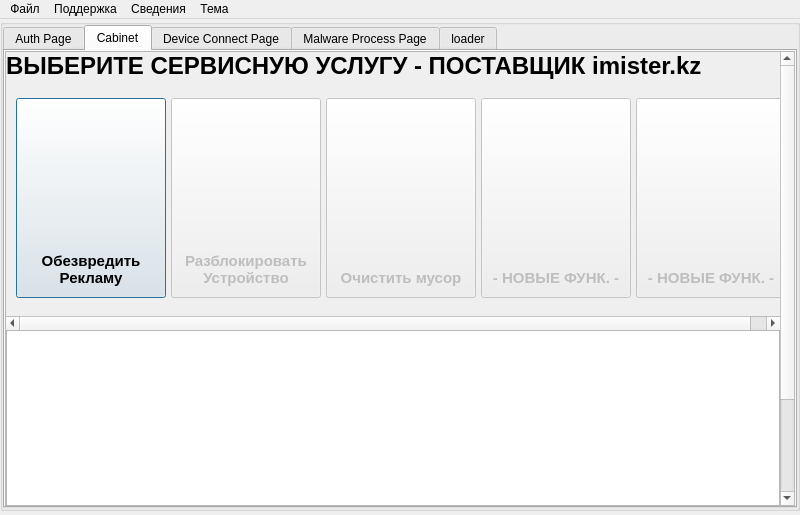
Old version of the form ui/mainwindow.ui in the repository badcast/adskiller.
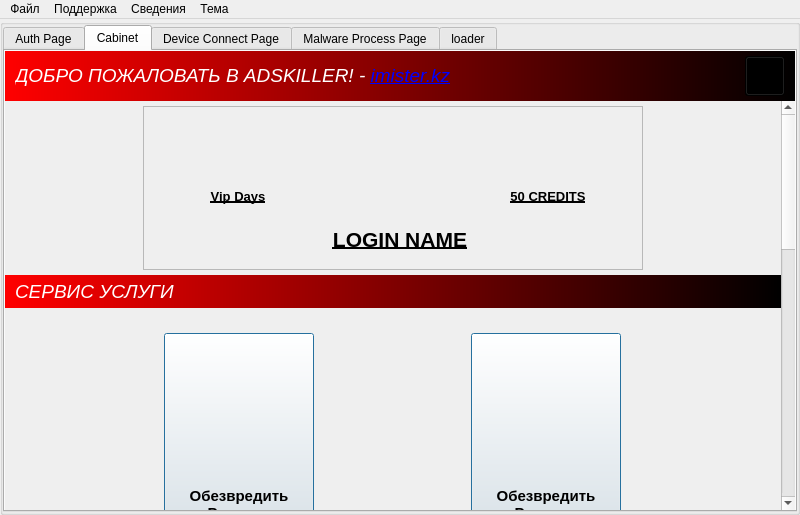
New version of the form. The open tabs and pages were chosen to show the change. Icons and pictures are not drawn.

Diff of the .ui file:
```diff
--- a/ui/mainwindow.ui
+++ b/ui/mainwindow.ui
@@ -25,12 +25,6 @@
     <height>515</height>
    </size>
   </property>
-  <property name="maximumSize">
-   <size>
-    <width>800</width>
-    <height>515</height>
-   </size>
-  </property>
   <property name="windowTitle">
    <string>Ads Mobile Killer</string>
   </property>
@@ -42,14 +36,26 @@
    <string notr="true"/>
   </property>
   <widget class="QWidget" name="centralwidget">
+   <layout class="QGridLayout" name="gridLayout">
+    <property name="leftMargin">
+     <number>0</number>
+    </property>
+    <property name="topMargin">
+     <number>0</number>
+    </property>
+    <property name="rightMargin">
+     <number>0</number>
+    </property>
+    <property name="bottomMargin">
+     <number>0</number>
+    </property>
+    <item row="0" column="0">
    <widget class="QGroupBox" name="contentLayout">
-    <property name="geometry">
-     <rect>
-      <x>0</x>
-      <y>0</y>
-      <width>800</width>
-      <height>492</height>
-     </rect>
+      <property name="flat">
+       <bool>false</bool>
+      </property>
+      <property name="checkable">
+       <bool>false</bool>
     </property>
     <layout class="QGridLayout" name="_2">
      <property name="leftMargin">
@@ -212,14 +218,23 @@
          <property name="spacing">
           <number>0</number>
          </property>
-         <item row="0" column="0">
+           <item row="1" column="0">
           <widget class="QScrollArea" name="scrollArea_3">
+             <property name="frameShape">
+              <enum>QFrame::Shape::NoFrame</enum>
+             </property>
+             <property name="frameShadow">
+              <enum>QFrame::Shadow::Raised</enum>
+             </property>
            <property name="verticalScrollBarPolicy">
-            <enum>Qt::ScrollBarPolicy::ScrollBarAlwaysOn</enum>
+              <enum>Qt::ScrollBarPolicy::ScrollBarAsNeeded</enum>
            </property>
            <property name="horizontalScrollBarPolicy">
             <enum>Qt::ScrollBarPolicy::ScrollBarAlwaysOff</enum>
            </property>
+             <property name="sizeAdjustPolicy">
+              <enum>QAbstractScrollArea::SizeAdjustPolicy::AdjustToContents</enum>
+             </property>
            <property name="widgetResizable">
             <bool>true</bool>
            </property>
@@ -228,8 +243,8 @@
              <rect>
               <x>0</x>
               <y>0</y>
-              <width>774</width>
-              <height>583</height>
+                <width>776</width>
+                <height>1160</height>
              </rect>
             </property>
             <layout class="QVBoxLayout" name="verticalLayout">
@@ -249,20 +264,325 @@
               <number>0</number>
              </property>
              <item>
-              <widget class="QLabel" name="label_6">
+                <layout class="QHBoxLayout" name="horizontalLayout" stretch="0">
+                 <property name="spacing">
+                  <number>0</number>
+                 </property>
+                 <property name="leftMargin">
+                  <number>5</number>
+                 </property>
+                 <property name="topMargin">
+                  <number>5</number>
+                 </property>
+                 <property name="rightMargin">
+                  <number>5</number>
+                 </property>
+                 <property name="bottomMargin">
+                  <number>5</number>
+                 </property>
+                 <item>
+                  <widget class="QFrame" name="frame_7">
+                   <property name="minimumSize">
+                    <size>
+                     <width>500</width>
+                     <height>164</height>
+                    </size>
+                   </property>
+                   <property name="maximumSize">
+                    <size>
+                     <width>500</width>
+                     <height>900</height>
+                    </size>
+                   </property>
+                   <property name="frameShape">
+                    <enum>QFrame::Shape::StyledPanel</enum>
+                   </property>
+                   <property name="frameShadow">
+                    <enum>QFrame::Shadow::Raised</enum>
+                   </property>
+                   <widget class="QFrame" name="authedMainWin">
+                    <property name="geometry">
+                     <rect>
+                      <x>107</x>
+                      <y>10</y>
+                      <width>300</width>
+                      <height>150</height>
+                     </rect>
+                    </property>
+                    <property name="minimumSize">
+                     <size>
+                      <width>300</width>
+                      <height>150</height>
+                     </size>
+                    </property>
+                    <property name="maximumSize">
+                     <size>
+                      <width>300</width>
+                      <height>150</height>
+                     </size>
+                    </property>
+                    <property name="frameShape">
+                     <enum>QFrame::Shape::NoFrame</enum>
+                    </property>
+                    <property name="frameShadow">
+                     <enum>QFrame::Shadow::Raised</enum>
+                    </property>
+                    <layout class="QVBoxLayout" name="verticalLayout_3">
+                     <property name="spacing">
+                      <number>0</number>
+                     </property>
+                     <property name="leftMargin">
+                      <number>2</number>
+                     </property>
+                     <property name="topMargin">
+                      <number>2</number>
+                     </property>
+                     <property name="rightMargin">
+                      <number>2</number>
+                     </property>
+                     <property name="bottomMargin">
+                      <number>2</number>
+                     </property>
+                     <item>
+                      <widget class="QFrame" name="frame_3">
+                       <property name="styleSheet">
+                        <string notr="true">image: url(:/resources/icon-hello);</string>
+                       </property>
+                       <property name="frameShape">
+                        <enum>QFrame::Shape::NoFrame</enum>
+                       </property>
+                       <property name="frameShadow">
+                        <enum>QFrame::Shadow::Raised</enum>
+                       </property>
+                      </widget>
+                     </item>
+                     <item>
+                      <widget class="QLabel" name="labelLoginAuthed">
+                       <property name="maximumSize">
+                        <size>
+                         <width>16777215</width>
+                         <height>50</height>
+                        </size>
+                       </property>
                <property name="font">
                 <font>
-                 <pointsize>18</pointsize>
+                         <pointsize>16</pointsize>
                  <bold>true</bold>
-                </font>
-               </property>
+                         <underline>true</underline>
+                        </font>
+                       </property>
+                       <property name="lineWidth">
+                        <number>0</number>
+                       </property>
                <property name="text">
-                <string>ВЫБЕРИТЕ СЕРВИСНУЮ УСЛУГУ - ПОСТАВЩИК imister.kz</string>
-               </property>
+                        <string>LOGIN NAME</string>
+                       </property>
+                       <property name="alignment">
+                        <set>Qt::AlignmentFlag::AlignCenter</set>
+                       </property>
+                      </widget>
+                     </item>
+                    </layout>
+                   </widget>
+                   <widget class="QFrame" name="frame_5">
+                    <property name="geometry">
+                     <rect>
+                      <x>330</x>
+                      <y>50</y>
+                      <width>150</width>
+                      <height>80</height>
+                     </rect>
+                    </property>
+                    <property name="minimumSize">
+                     <size>
+                      <width>150</width>
+                      <height>80</height>
+                     </size>
+                    </property>
+                    <property name="maximumSize">
+                     <size>
+                      <width>50</width>
+                      <height>80</height>
+                     </size>
+                    </property>
+                    <property name="frameShape">
+                     <enum>QFrame::Shape::NoFrame</enum>
+                    </property>
+                    <property name="frameShadow">
+                     <enum>QFrame::Shadow::Raised</enum>
+                    </property>
+                    <layout class="QGridLayout" name="gridLayout_7">
+                     <property name="leftMargin">
+                      <number>2</number>
+                     </property>
+                     <property name="topMargin">
+                      <number>2</number>
+                     </property>
+                     <property name="rightMargin">
+                      <number>2</number>
+                     </property>
+                     <property name="bottomMargin">
+                      <number>2</number>
+                     </property>
+                     <item row="2" column="0">
+                      <widget class="QLabel" name="labelCredits">
+                       <property name="maximumSize">
+                        <size>
+                         <width>16777215</width>
+                         <height>50</height>
+                        </size>
+                       </property>
+                       <property name="font">
+                        <font>
+                         <pointsize>10</pointsize>
+                         <bold>true</bold>
+                         <underline>true</underline>
+                        </font>
+                       </property>
+                       <property name="lineWidth">
+                        <number>0</number>
+                       </property>
+                       <property name="text">
+                        <string>50 CREDITS</string>
+                       </property>
+                       <property name="alignment">
+                        <set>Qt::AlignmentFlag::AlignCenter</set>
+                       </property>
+                      </widget>
+                     </item>
+                    </layout>
+                   </widget>
+                   <widget class="QFrame" name="frame_6">
+                    <property name="geometry">
+                     <rect>
+                      <x>20</x>
+                      <y>50</y>
+                      <width>150</width>
+                      <height>80</height>
+                     </rect>
+                    </property>
+                    <property name="minimumSize">
+                     <size>
+                      <width>150</width>
+                      <height>80</height>
+                     </size>
+                    </property>
+                    <property name="maximumSize">
+                     <size>
+                      <width>50</width>
+                      <height>80</height>
+                     </size>
+                    </property>
+                    <property name="frameShape">
+                     <enum>QFrame::Shape::NoFrame</enum>
+                    </property>
+                    <property name="frameShadow">
+                     <enum>QFrame::Shadow::Raised</enum>
+                    </property>
+                    <layout class="QGridLayout" name="gridLayout_8">
+                     <property name="leftMargin">
+                      <number>2</number>
+                     </property>
+                     <property name="topMargin">
+                      <number>2</number>
+                     </property>
+                     <property name="rightMargin">
+                      <number>2</number>
+                     </property>
+                     <property name="bottomMargin">
+                      <number>2</number>
+                     </property>
+                     <item row="2" column="0">
+                      <widget class="QLabel" name="labelVipDays">
+                       <property name="maximumSize">
+                        <size>
+                         <width>16777215</width>
+                         <height>50</height>
+                        </size>
+                       </property>
+                       <property name="font">
+                        <font>
+                         <pointsize>10</pointsize>
+                         <bold>true</bold>
+                         <underline>true</underline>
+                        </font>
+                       </property>
+                       <property name="lineWidth">
+                        <number>0</number>
+                       </property>
+                       <property name="text">
+                        <string>Vip Days</string>
+                       </property>
+                       <property name="alignment">
+                        <set>Qt::AlignmentFlag::AlignCenter</set>
+                       </property>
+                      </widget>
+                     </item>
+                    </layout>
+                   </widget>
+                  </widget>
+                 </item>
+                </layout>
+               </item>
+               <item>
+                <widget class="QFrame" name="toplevel_up_2">
+                 <property name="maximumSize">
+                  <size>
+                   <width>16777215</width>
+                   <height>36</height>
+                  </size>
+                 </property>
+                 <property name="styleSheet">
+                  <string notr="true">background-color: qlineargradient(spread:reflect, x1:0, y1:0, x2:1, y2:0, stop:0 red, stop:1 black);</string>
+                 </property>
+                 <property name="frameShape">
+                  <enum>QFrame::Shape::NoFrame</enum>
+                 </property>
+                 <property name="frameShadow">
+                  <enum>QFrame::Shadow::Raised</enum>
+                 </property>
+                 <layout class="QHBoxLayout" name="toplevel_layout_auth_2">
+                  <property name="leftMargin">
+                   <number>10</number>
+                  </property>
+                  <property name="topMargin">
+                   <number>5</number>
+                  </property>
+                  <property name="rightMargin">
+                   <number>10</number>
+                  </property>
+                  <property name="bottomMargin">
+                   <number>5</number>
+                  </property>
+                  <item>
+                   <widget class="QLabel" name="label_7">
+                    <property name="font">
+                     <font>
+                      <pointsize>14</pointsize>
+                      <italic>true</italic>
+                      <bold>false</bold>
+                     </font>
+                    </property>
+                    <property name="styleSheet">
+                     <string notr="true">color: white;
+                                           background: transparent</string>
+                    </property>
+                    <property name="text">
+                     <string>СЕРВИС УСЛУГИ</string>
+                    </property>
+                    <property name="openExternalLinks">
+                     <bool>true</bool>
+                    </property>
+                   </widget>
+                  </item>
+                 </layout>
               </widget>
              </item>
              <item>
               <widget class="QScrollArea" name="scrollArea">
+                 <property name="enabled">
+                  <bool>true</bool>
+                 </property>
                <property name="minimumSize">
                 <size>
                  <width>0</width>
@@ -275,41 +595,42 @@
                <property name="frameShadow">
                 <enum>QFrame::Shadow::Plain</enum>
                </property>
-               <property name="verticalScrollBarPolicy">
+                 <property name="lineWidth">
+                  <number>1</number>
+                 </property>
+                 <property name="horizontalScrollBarPolicy">
                 <enum>Qt::ScrollBarPolicy::ScrollBarAlwaysOff</enum>
                </property>
-               <property name="sizeAdjustPolicy">
-                <enum>QAbstractScrollArea::SizeAdjustPolicy::AdjustToContents</enum>
-               </property>
                <property name="widgetResizable">
-                <bool>false</bool>
-               </property>
-               <property name="alignment">
-                <set>Qt::AlignmentFlag::AlignLeading|Qt::AlignmentFlag::AlignLeft|Qt::AlignmentFlag::AlignVCenter</set>
-               </property>
-               <widget class="QWidget" name="scrollAreaWidgetContents">
+                  <bool>true</bool>
+                 </property>
+                 <widget class="QWidget" name="serviceContents">
                 <property name="geometry">
                  <rect>
                   <x>0</x>
                   <y>0</y>
-                  <width>790</width>
-                  <height>236</height>
-                 </rect>
-                </property>
-                <layout class="QGridLayout" name="gridLayout_3">
-                 <item row="0" column="0">
-                  <layout class="QHBoxLayout" name="horizontalLayout" stretch="0,0,0,0,0">
-                   <property name="spacing">
+                    <width>776</width>
+                    <height>250</height>
+                   </rect>
+                  </property>
+                  <layout class="QGridLayout" name="gridLayout_3" rowstretch="0,0" columnstretch="0,0">
+                   <property name="leftMargin">
                     <number>5</number>
                    </property>
-                   <property name="sizeConstraint">
-                    <enum>QLayout::SizeConstraint::SetDefaultConstraint</enum>
+                   <property name="topMargin">
+                    <number>5</number>
                    </property>
                    <property name="rightMargin">
-                    <number>0</number>
+                    <number>5</number>
                    </property>
-                   <item>
-                    <widget class="QPushButton" name="button_RemoveADSMalware">
+                   <property name="bottomMargin">
+                    <number>5</number>
+                   </property>
+                   <property name="spacing">
+                    <number>3</number>
+                   </property>
+                   <item row="1" column="1">
+                    <widget class="QPushButton" name="button_RemoveADSMalware_19">
                      <property name="minimumSize">
                       <size>
                        <width>150</width>
@@ -351,11 +672,8 @@
                      </property>
                     </widget>
                    </item>
-                   <item>
-                    <widget class="QPushButton" name="button_RemoveFRP_2">
-                     <property name="enabled">
-                      <bool>false</bool>
-                     </property>
+                   <item row="1" column="0">
+                    <widget class="QPushButton" name="button_RemoveADSMalware_18">
                      <property name="minimumSize">
                       <size>
                        <width>150</width>
@@ -381,75 +699,17 @@
                       <string/>
                      </property>
                      <property name="styleSheet">
-                      <string notr="true">QPushButton {
+                      <string notr="true">
     padding: 10px;
 	text-align: bottom center;
 	image: url(:/resources/shield);
     image-position: top center; 
-}
-QPushButton:hover {
-	 image: url(:/resources/shield-hover);
-}
-QPushButton:disabled 
-{
-      	 image: url(:/resources/shield-close);
-}
 </string>
                      </property>
                      <property name="text">
-                      <string>Разблокировать
-Устройство</string>
+                      <string>Обезвредить
+Рекламу</string>
                      </property>
-                    </widget>
-                   </item>
-                   <item>
-                    <widget class="QPushButton" name="button_RemoveADSMalware_4">
-                     <property name="enabled">
-                      <bool>false</bool>
-                     </property>
-                     <property name="minimumSize">
-                      <size>
-                       <width>150</width>
-                       <height>200</height>
-                      </size>
-                     </property>
-                     <property name="maximumSize">
-                      <size>
-                       <width>150</width>
-                       <height>16777215</height>
-                      </size>
-                     </property>
-                     <property name="font">
-                      <font>
-                       <pointsize>11</pointsize>
-                       <bold>true</bold>
-                      </font>
-                     </property>
-                     <property name="cursor">
-                      <cursorShape>PointingHandCursor</cursorShape>
-                     </property>
-                     <property name="toolTip">
-                      <string/>
-                     </property>
-                     <property name="styleSheet">
-                      <string notr="true">QPushButton {
-    padding: 10px;
-	text-align: bottom center;
-	image: url(:/resources/shield);
-    image-position: top center; 
-}
-QPushButton:hover {
-	 image: url(:/resources/shield-hover);
-}
-QPushButton:disabled 
-{
-      	 image: url(:/resources/shield-close);
-}
-</string>
-                     </property>
-                     <property name="text">
-                      <string>Очистить мусор</string>
-                     </property>
                      <property name="default">
                       <bool>true</bool>
                      </property>
@@ -457,102 +717,6 @@
                       <bool>false</bool>
                      </property>
                     </widget>
-                   </item>
-                   <item>
-                    <widget class="QPushButton" name="button_RemoveFasd_2">
-                     <property name="enabled">
-                      <bool>false</bool>
-                     </property>
-                     <property name="minimumSize">
-                      <size>
-                       <width>150</width>
-                       <height>200</height>
-                      </size>
-                     </property>
-                     <property name="maximumSize">
-                      <size>
-                       <width>150</width>
-                       <height>16777215</height>
-                      </size>
-                     </property>
-                     <property name="font">
-                      <font>
-                       <pointsize>11</pointsize>
-                       <bold>true</bold>
-                      </font>
-                     </property>
-                     <property name="cursor">
-                      <cursorShape>PointingHandCursor</cursorShape>
-                     </property>
-                     <property name="toolTip">
-                      <string/>
-                     </property>
-                     <property name="styleSheet">
-                      <string notr="true">    padding: 10px;
-	text-align: bottom center;
-	image: url(:/resources/icon-hello);
-    image-position: top center; 
-</string>
-                     </property>
-                     <property name="text">
-                      <string>- НОВЫЕ ФУНК. -</string>
-                     </property>
-                     <property name="default">
-                      <bool>true</bool>
-                     </property>
-                     <property name="flat">
-                      <bool>false</bool>
-                     </property>
-                    </widget>
-                   </item>
-                   <item>
-                    <widget class="QPushButton" name="button_RemoveFasd">
-                     <property name="enabled">
-                      <bool>false</bool>
-                     </property>
-                     <property name="minimumSize">
-                      <size>
-                       <width>150</width>
-                       <height>200</height>
-                      </size>
-                     </property>
-                     <property name="maximumSize">
-                      <size>
-                       <width>150</width>
-                       <height>16777215</height>
-                      </size>
-                     </property>
-                     <property name="font">
-                      <font>
-                       <pointsize>11</pointsize>
-                       <bold>true</bold>
-                      </font>
-                     </property>
-                     <property name="cursor">
-                      <cursorShape>PointingHandCursor</cursorShape>
-                     </property>
-                     <property name="toolTip">
-                      <string/>
-                     </property>
-                     <property name="styleSheet">
-                      <string notr="true">    padding: 10px;
-	text-align: bottom center;
-	image: url(:/resources/icon-hello);
-    image-position: top center; 
-</string>
-                     </property>
-                     <property name="text">
-                      <string>- НОВЫЕ ФУНК. -</string>
-                     </property>
-                     <property name="default">
-                      <bool>true</bool>
-                     </property>
-                     <property name="flat">
-                      <bool>false</bool>
-                     </property>
-                    </widget>
-                   </item>
-                  </layout>
                  </item>
                 </layout>
                </widget>
@@ -563,7 +727,7 @@
                <property name="minimumSize">
                 <size>
                  <width>0</width>
-                 <height>300</height>
+                   <height>700</height>
                 </size>
                </property>
                <property name="autoScroll">
@@ -590,6 +754,82 @@
            </widget>
           </widget>
          </item>
+           <item row="0" column="0">
+            <widget class="QFrame" name="toplevel_up">
+             <property name="styleSheet">
+              <string notr="true">background-color: qlineargradient(spread:reflect, x1:0, y1:0, x2:1, y2:0, stop:0 red, stop:1 black);</string>
+             </property>
+             <property name="frameShape">
+              <enum>QFrame::Shape::NoFrame</enum>
+             </property>
+             <property name="frameShadow">
+              <enum>QFrame::Shadow::Raised</enum>
+             </property>
+             <layout class="QHBoxLayout" name="toplevel_layout_auth">
+              <property name="leftMargin">
+               <number>10</number>
+              </property>
+              <property name="topMargin">
+               <number>5</number>
+              </property>
+              <property name="rightMargin">
+               <number>10</number>
+              </property>
+              <property name="bottomMargin">
+               <number>5</number>
+              </property>
+              <item>
+               <widget class="QLabel" name="label_6">
+                <property name="font">
+                 <font>
+                  <pointsize>14</pointsize>
+                  <italic>true</italic>
+                  <bold>false</bold>
+                 </font>
+                </property>
+                <property name="styleSheet">
+                 <string notr="true">color: white;
+background: transparent</string>
+                </property>
+                <property name="text">
+                 <string>ДОБРО ПОЖАЛОВАТЬ В ADSKILLER! - &lt;a color=white href=&quot;https://imister.kz&quot;&gt;imister.kz&lt;/a&gt;</string>
+                </property>
+                <property name="openExternalLinks">
+                 <bool>true</bool>
+                </property>
+                <property name="buddy">
+                 <cstring>authpageUpdate</cstring>
+                </property>
+               </widget>
+              </item>
+              <item>
+               <widget class="QPushButton" name="authpageUpdate">
+                <property name="minimumSize">
+                 <size>
+                  <width>40</width>
+                  <height>40</height>
+                 </size>
+                </property>
+                <property name="maximumSize">
+                 <size>
+                  <width>40</width>
+                  <height>40</height>
+                 </size>
+                </property>
+                <property name="styleSheet">
+                 <string notr="true">background: inherit</string>
+                </property>
+                <property name="text">
+                 <string/>
+                </property>
+                <property name="icon">
+                 <iconset theme="QIcon::ThemeIcon::SystemReboot"/>
+                </property>
+               </widget>
+              </item>
+             </layout>
+            </widget>
+           </item>
         </layout>
        </widget>
        <widget class="QWidget" name="page_devices">
@@ -1011,6 +1251,8 @@
      </item>
     </layout>
    </widget>
+    </item>
+   </layout>
   </widget>
   <widget class="QMenuBar" name="menubar">
    <property name="geometry">
```
Left out of the diff: 227 changed lines with no effect on the pictures. Lines whose indentation alone changed are shown as unchanged.
